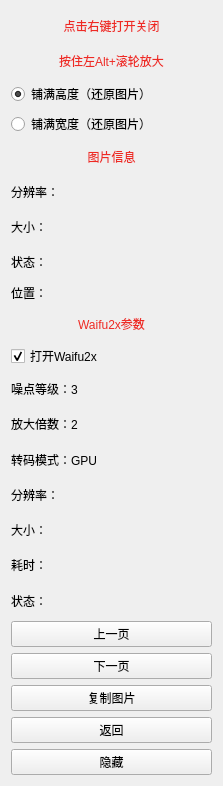
Qt form ui/readimg.ui (tonquer/picacg-qt) before a commit.
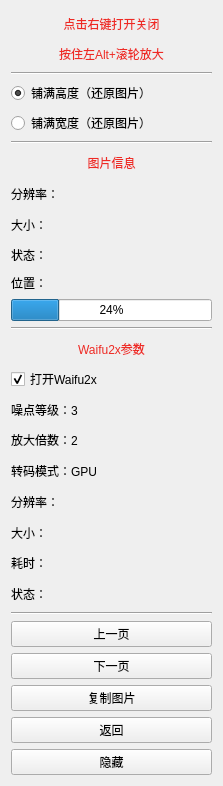
The same form after that commit.

```diff
--- a/ui/readimg.ui
+++ b/ui/readimg.ui
@@ -47,6 +47,13 @@
          </property>
         </widget>
        </item>
+       <item>
+        <widget class="Line" name="line_4">
+         <property name="orientation">
+          <enum>Qt::Horizontal</enum>
+         </property>
+        </widget>
+       </item>
        <item>
         <widget class="QRadioButton" name="radioButton">
          <property name="text">
@@ -70,6 +77,13 @@
          </attribute>
         </widget>
        </item>
+       <item>
+        <widget class="Line" name="line_3">
+         <property name="orientation">
+          <enum>Qt::Horizontal</enum>
+         </property>
+        </widget>
+       </item>
        <item>
         <widget class="QLabel" name="label_4">
          <property name="styleSheet">
@@ -123,6 +137,20 @@
          </property>
         </widget>
        </item>
+       <item>
+        <widget class="QProgressBar" name="progressBar">
+         <property name="value">
+          <number>24</number>
+         </property>
+        </widget>
+       </item>
+       <item>
+        <widget class="Line" name="line">
+         <property name="orientation">
+          <enum>Qt::Horizontal</enum>
+         </property>
+        </widget>
+       </item>
        <item>
         <widget class="QLabel" name="label">
          <property name="styleSheet">
@@ -195,6 +223,13 @@
          </property>
         </widget>
        </item>
+       <item>
+        <widget class="Line" name="line_2">
+         <property name="orientation">
+          <enum>Qt::Horizontal</enum>
+         </property>
+        </widget>
+       </item>
        <item>
         <widget class="QPushButton" name="lastPage">
          <property name="minimumSize">
```
